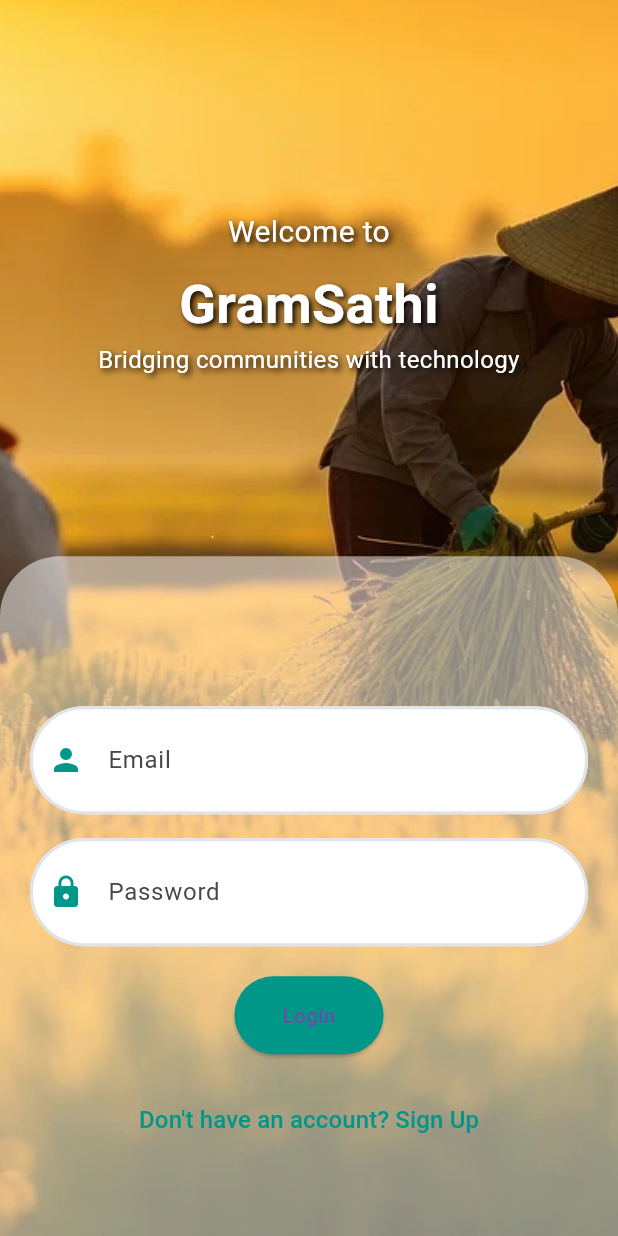
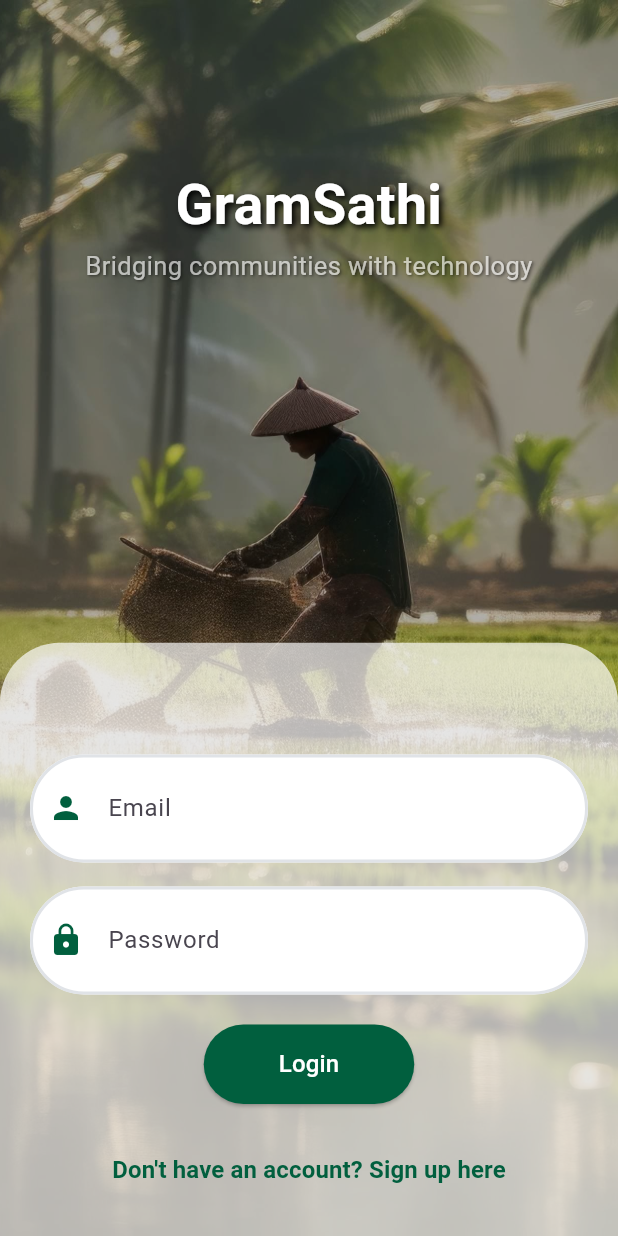
Before and after one commit to EbeyJoeRegi/GramSathi, a Flutter app: the screen it shows after launch, on a phone screen of 412 x 824 dp. Run offline on Flutter 3.47's test engine with Material 3 defaults, Android fonts, the phone set to English and light mode, and no system bars; our stand-ins replace animated_text_kit, weather_icons.

Commit message:
login_screen

```diff
--- a/Application/lib/screens/login_screen.dart
+++ b/Application/lib/screens/login_screen.dart
@@ -18,7 +18,7 @@ class _LoginScreenState extends State<LoginScreen>
   String _errorMessage = '';
 
   late AnimationController _animationController;
-  late Animation<double> _fadeAnimation;
+  late Animation<double> _fadeAnimation; // Opacity animation
 
   bool _isLoading = false;
 
@@ -27,9 +27,9 @@ class _LoginScreenState extends State<LoginScreen>
     super.initState();
 
     _animationController = AnimationController(
+      duration: Duration(seconds: 5),
       vsync: this,
-      duration: Duration(seconds: 1),
-    );
+    )..repeat(reverse: true);
 
     _fadeAnimation = CurvedAnimation(
       parent: _animationController,
@@ -132,7 +132,6 @@ class _LoginScreenState extends State<LoginScreen>
   }
 
   @override
-  @override
   Widget build(BuildContext context) {
     return Scaffold(
       resizeToAvoidBottomInset:
@@ -142,63 +141,34 @@ class _LoginScreenState extends State<LoginScreen>
         children: [
           // Top curved background with image
           Container(
-            height: MediaQuery.of(context).size.height * 0.50,
+            height: MediaQuery.of(context).size.height * 0.45,
             decoration: BoxDecoration(
               image: DecorationImage(
-                image: AssetImage('assets/images/bgvillage3.png'),
+                image: AssetImage('assets/images/bgvillage9.jpeg'),
                 fit: BoxFit.cover,
               ),
-              // borderRadius: BorderRadius.only(
-              //   bottomLeft: Radius.circular(80),
-              //   bottomRight: Radius.circular(80),
-              // ),
             ),
           ),
           // Semi-transparent overlay
           Container(
             decoration: BoxDecoration(
-              //color: Colors.black.withOpacity(0.5),
-              borderRadius: BorderRadius.only(
-                bottomLeft: Radius.circular(80),
-                bottomRight: Radius.circular(80),
-              ),
+              color: Colors.black.withOpacity(0.3),
             ),
           ),
           // Overlay text on background image
           Positioned(
-            top: 140,
+            top: 110,
             left: 20,
             right: 20,
             child: Column(
               children: [
-                FadeTransition(
-                  opacity: _fadeAnimation,
-                  child: Text(
-                    'Welcome to',
-                    textAlign: TextAlign.center,
-                    style: TextStyle(
-                      fontSize: 20,
-                      color: Colors.white,
-                      shadows: [
-                        Shadow(
-                          blurRadius: 5.0,
-                          color: Colors.black,
-                          offset: Offset(2.0, 2.0),
-                        ),
-                      ],
-                    ),
-                  ),
-                ),
-                SizedBox(height: 8),
-                FadeTransition(
-                  opacity: _fadeAnimation,
-                  child: Column(
+                Column(
                   children: [
                     Text(
                       'GramSathi',
                       textAlign: TextAlign.center,
                       style: TextStyle(
-                          fontSize: 36,
+                        fontSize: 37,
                         fontWeight: FontWeight.bold,
                         color: Colors.white,
                         shadows: [
@@ -210,38 +180,40 @@ class _LoginScreenState extends State<LoginScreen>
                         ],
                       ),
                     ),
-                      Text(
+                    SizedBox(height: 2),
+                    // Tagline with only opacity animation
+                    FadeTransition(
+                      opacity: _fadeAnimation,
+                      child: Text(
                         'Bridging communities with technology',
                         textAlign: TextAlign.center,
                         style: TextStyle(
-                          fontSize: 16,
+                          fontSize: 17,
                           color: Colors.white,
                           shadows: [
                             Shadow(
-                              blurRadius: 5.0,
+                              blurRadius: 2.0,
                               color: Colors.black,
-                              offset: Offset(2.0, 2.0),
+                              offset: Offset(1.0, 1.0),
                             ),
                           ],
                         ),
                       ),
+                    ),
                   ],
-                  ),
                 ),
               ],
             ),
           ),
           // White background for the input fields
           SingleChildScrollView(
-            // Add scrolling functionality to prevent overflow
             child: Container(
-              height: 500,
+              height: 450,
               margin: EdgeInsets.only(
-                top: MediaQuery.of(context).size.height * 0.45,
+                top: MediaQuery.of(context).size.height * 0.52,
               ),
               decoration: BoxDecoration(
-                color: Colors.white.withOpacity(0.5),
-                //color: Colors.white,
+                color: Colors.white.withOpacity(0.68),
                 borderRadius: BorderRadius.vertical(top: Radius.circular(40)),
               ),
               padding: EdgeInsets.all(20.0),
@@ -252,14 +224,14 @@ class _LoginScreenState extends State<LoginScreen>
                     controller: _usernameController,
                     decoration: InputDecoration(
                       hintText: 'Email',
-                      prefixIcon: Icon(Icons.person, color: Colors.teal),
+                      prefixIcon: Icon(Icons.person, color: Color(0xff015F3E)),
                       enabledBorder: OutlineInputBorder(
                         borderSide:
                             BorderSide(color: Color(0xFFE0E3E7), width: 2),
                         borderRadius: BorderRadius.circular(40),
                       ),
                       focusedBorder: OutlineInputBorder(
-                        borderSide: BorderSide(color: Colors.teal, width: 2),
+                        borderSide: BorderSide(color: Colors.green, width: 2),
                         borderRadius: BorderRadius.circular(40),
                       ),
                       filled: true,
@@ -273,14 +245,14 @@ class _LoginScreenState extends State<LoginScreen>
                     obscureText: true,
                     decoration: InputDecoration(
                       hintText: 'Password',
-                      prefixIcon: Icon(Icons.lock, color: Colors.teal),
+                      prefixIcon: Icon(Icons.lock, color: Color(0xff015F3E)),
                       enabledBorder: OutlineInputBorder(
                         borderSide:
                             BorderSide(color: Color(0xFFE0E3E7), width: 2),
                         borderRadius: BorderRadius.circular(40),
                       ),
                       focusedBorder: OutlineInputBorder(
-                        borderSide: BorderSide(color: Colors.teal, width: 2),
+                        borderSide: BorderSide(color: Colors.green, width: 2),
                         borderRadius: BorderRadius.circular(40),
                       ),
                       filled: true,
@@ -293,22 +265,30 @@ class _LoginScreenState extends State<LoginScreen>
                       ? CircularProgressIndicator()
                       : ElevatedButton(
                           onPressed: _login,
-                          child: Text('Login'),
+                          child: Text(
+                            'Login',
+                            style: TextStyle(fontSize: 16, color: Colors.white),
+                          ),
                           style: ElevatedButton.styleFrom(
-                            backgroundColor: Colors.teal,
+                            backgroundColor:
+                                Color(0xff015F3E), // Background color
                             padding: EdgeInsets.symmetric(
-                                vertical: 16, horizontal: 32),
+                                horizontal: 50, vertical: 15),
                             shape: RoundedRectangleBorder(
                               borderRadius: BorderRadius.circular(40),
                             ),
                           ),
                         ),
-                  if (_errorMessage.isNotEmpty)
-                    Padding(
-                      padding: const EdgeInsets.all(8.0),
-                      child: Text(_errorMessage,
-                          style: TextStyle(color: Colors.red)),
+                  if (_errorMessage.isNotEmpty) ...[
+                    SizedBox(height: 20),
+                    Text(
+                      _errorMessage,
+                      style: TextStyle(
+                        color: Colors.red,
+                        fontSize: 16,
                       ),
+                    ),
+                  ],
                   SizedBox(height: 20),
                   TextButton(
                     onPressed: () {
@@ -318,8 +298,12 @@ class _LoginScreenState extends State<LoginScreen>
                       );
                     },
                     child: Text(
-                      'Don\'t have an account? Sign Up',
-                      style: TextStyle(color: Colors.teal, fontSize: 16),
+                      "Don't have an account? Sign up here",
+                      style: TextStyle(
+                        color: Color(0xff015F3E),
+                        fontSize: 16,
+                        fontWeight: FontWeight.bold,
+                      ),
                     ),
                   ),
                 ],
--- a/Application/pubspec.yaml
+++ b/Application/pubspec.yaml
@@ -46,13 +46,15 @@ flutter:
     - assets\images\bg.jpg
     - assets\images\admin.png
     - assets\images\user.png
+    - assets\images\admin.png
     - assets/images/bgleaf.jpg
     - assets/images/bgvillage.webp
     - assets/images/bgvillage2.avif
     - assets/images/bgvillage3.png
     - assets/images/bgvillage7.jpg
-    - assets\images\admin.png
-    - assets\images\bgleaf.jpg
+    - assets/images/bgvillage8.jpg
+    - assets/images/bgvillage7.jpg
+    - assets/images/bgvillage9.jpeg
 
   fonts:
     - family: Plus Jakarta Sans
```
Also changed, not shown: Application/assets/images/bgvillage9.jpeg (added), 3 other files. Lines whose indentation alone changed are shown as unchanged.
